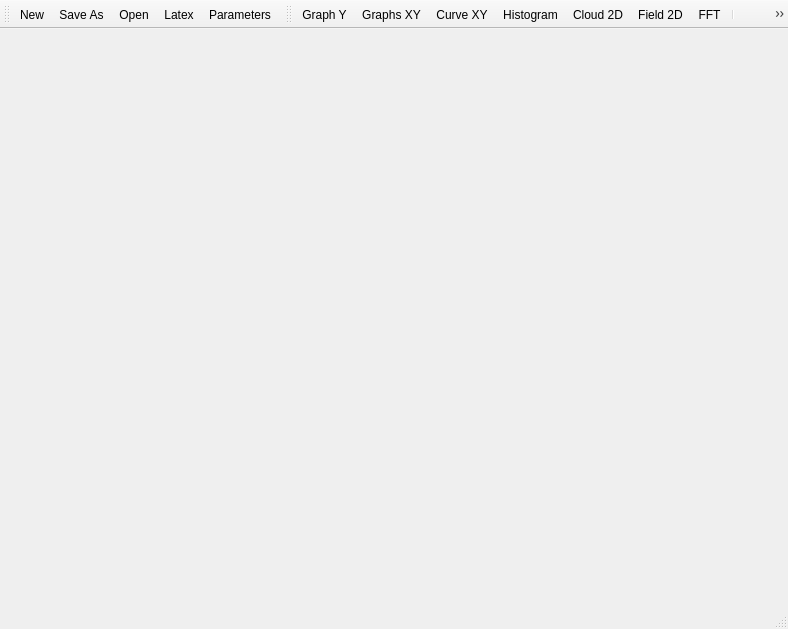
Old version of the form mainwindow.ui in the repository gobelin88/graphy.
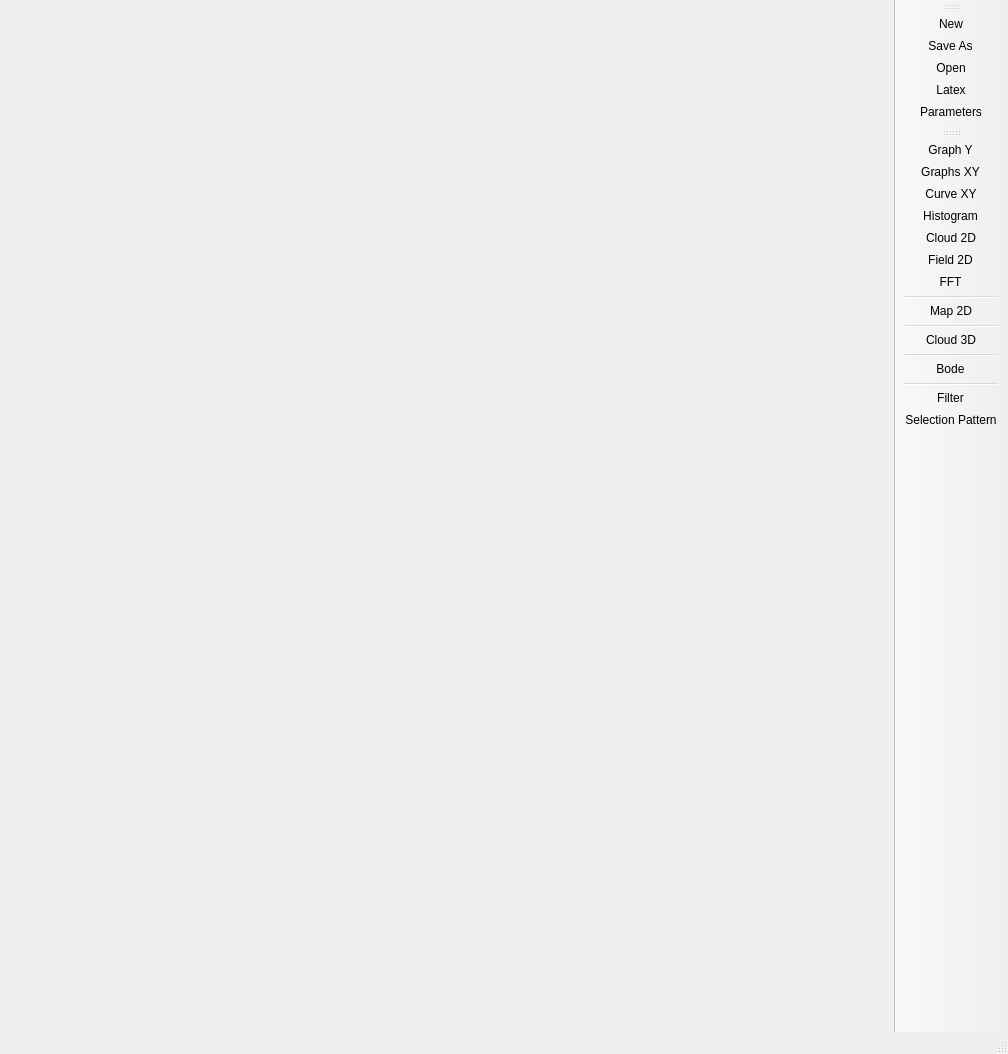
New version of the form. Icons and pictures are not drawn.

What changed in the file:
```diff
--- a/mainwindow.ui
+++ b/mainwindow.ui
@@ -6,8 +6,8 @@
    <rect>
     <x>0</x>
     <y>0</y>
-    <width>788</width>
-    <height>629</height>
+    <width>1008</width>
+    <height>1054</height>
    </rect>
   </property>
   <property name="windowTitle">
@@ -23,7 +23,7 @@
     <set>Qt::AllToolBarAreas</set>
    </property>
    <property name="orientation">
-    <enum>Qt::Horizontal</enum>
+    <enum>Qt::Vertical</enum>
    </property>
    <property name="iconSize">
     <size>
@@ -32,10 +32,10 @@
     </size>
    </property>
    <property name="toolButtonStyle">
-    <enum>Qt::ToolButtonTextUnderIcon</enum>
+    <enum>Qt::ToolButtonIconOnly</enum>
    </property>
    <attribute name="toolBarArea">
-    <enum>TopToolBarArea</enum>
+    <enum>RightToolBarArea</enum>
    </attribute>
    <attribute name="toolBarBreak">
     <bool>false</bool>
@@ -57,10 +57,10 @@
     </size>
    </property>
    <property name="toolButtonStyle">
-    <enum>Qt::ToolButtonTextUnderIcon</enum>
+    <enum>Qt::ToolButtonIconOnly</enum>
    </property>
    <attribute name="toolBarArea">
-    <enum>TopToolBarArea</enum>
+    <enum>RightToolBarArea</enum>
    </attribute>
    <attribute name="toolBarBreak">
     <bool>false</bool>
@@ -79,6 +79,8 @@
    <addaction name="separator"/>
    <addaction name="actionPlot_Gain_Phase"/>
    <addaction name="separator"/>
+   <addaction name="actionFilter"/>
+   <addaction name="actionSelection_Pattern"/>
   </widget>
   <action name="actionOpen">
    <property name="icon">
@@ -286,6 +288,30 @@
     <string>Ctrl+Shift+S</string>
    </property>
   </action>
+  <action name="actionFilter">
+   <property name="icon">
+    <iconset resource="rsc.qrc">
+     <normaloff>:/img/icons/filter.png</normaloff>:/img/icons/filter.png</iconset>
+   </property>
+   <property name="text">
+    <string>Filter</string>
+   </property>
+   <property name="toolTip">
+    <string>Apply filter on data</string>
+   </property>
+  </action>
+  <action name="actionSelection_Pattern">
+   <property name="icon">
+    <iconset resource="rsc.qrc">
+     <normaloff>:/img/icons/selection.png</normaloff>:/img/icons/selection.png</iconset>
+   </property>
+   <property name="text">
+    <string>Selection Pattern</string>
+   </property>
+   <property name="toolTip">
+    <string>Selection pattern</string>
+   </property>
+  </action>
  </widget>
  <layoutdefault spacing="6" margin="11"/>
  <resources>
```
Left out of the diff: 5 changed lines with no effect on the pictures.
